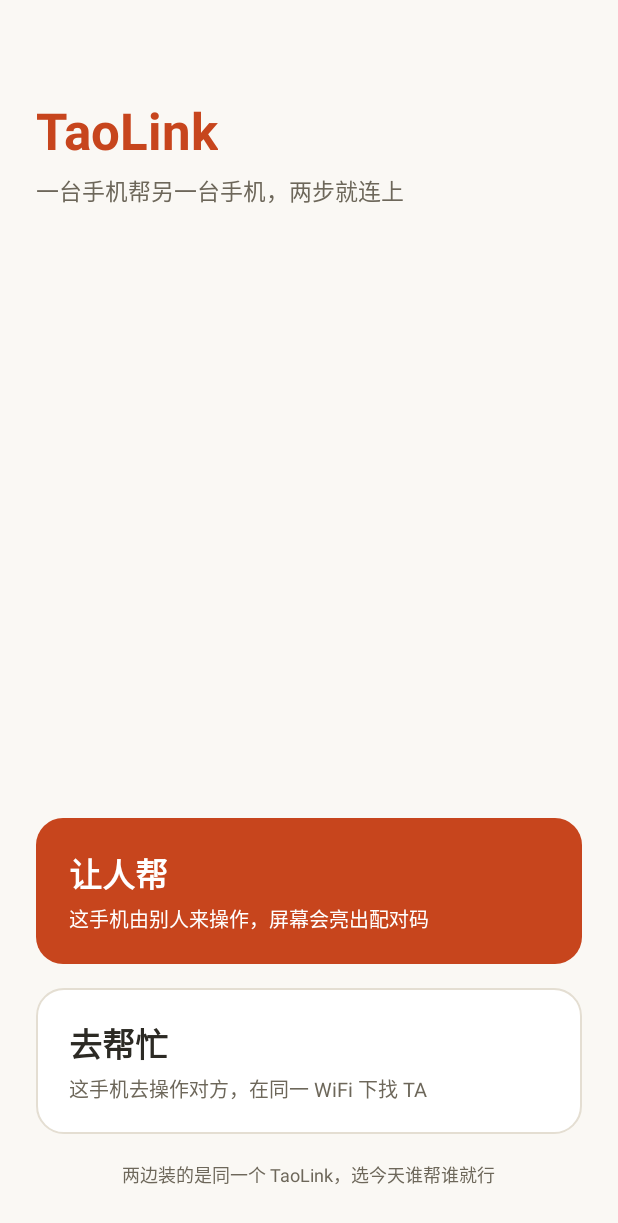
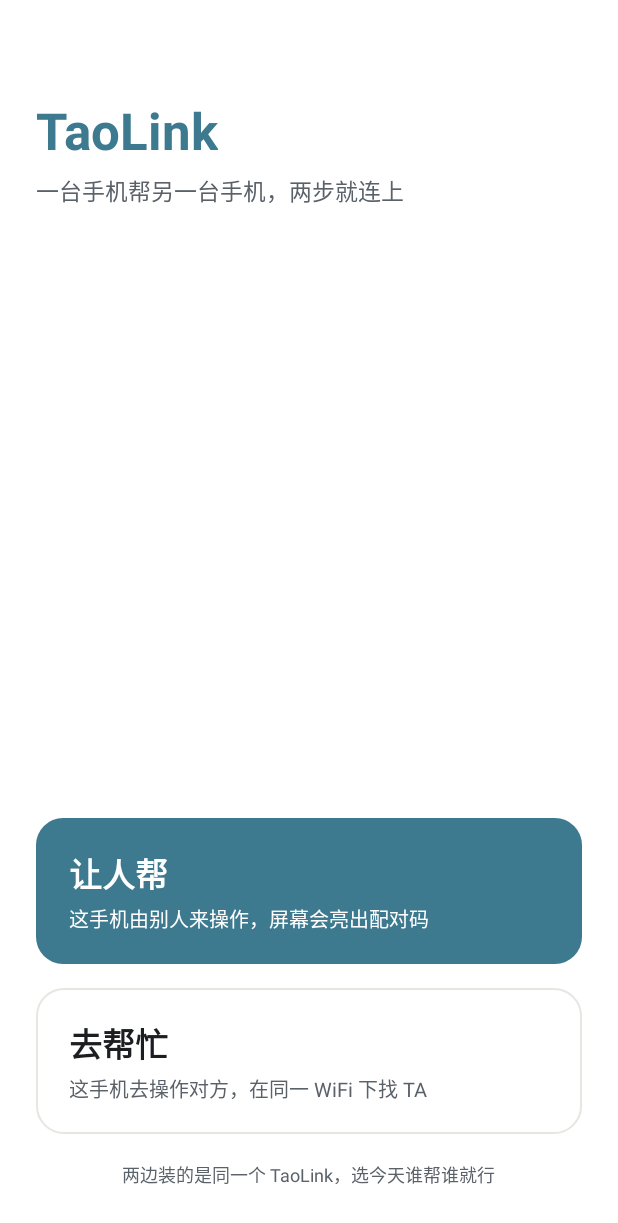
Before and after one commit to T13424343468/taolink-cloud-test, an Android app: the screen it shows after launch (MainActivity), on a phone screen of 412 x 824 dp. Shown: the top 1223 px of the screen. Run offline under Robolectric (Android 15) with nearby library versions, the phone set to English and light mode, and no system bars.

Commit message:
style(tokens): R3 瓷釉令牌落码——浅色水墨纯白/深色墨白双套语义令牌（colors.xml 重定值域+values-night 新增），主题层随 -night 自动切换；R2 边让位口径不变。依据=原型 v8 复审零改动+老板令 2026-11-19 23:47 全速推进放行；构建 assembleDebug+test 零错零警绿（/tmp/r3_token_build.log 留档）

```diff
--- /dev/null
+++ b/app/src/main/res/values-night/colors.xml
@@ -0,0 +1,25 @@
+<?xml version="1.0" encoding="utf-8"?>
+<!-- R3 瓷釉令牌（深色=墨白）：值域正源=高保真原型 v8 [data-theme="dark"]，与浅色同结构逐令牌对应。
+     设计标准一.3：深浅各自成立，不互为反色。经 -night 限定符自动生效，不逐页判断。 -->
+<resources>
+    <color name="brand_bg">#16181B</color>
+    <color name="brand_text">#E8EAEC</color>
+    <color name="brand_text_sub">#A8AEB6</color>
+    <color name="brand_card">#1E2126</color>
+    <color name="brand_card_soft">#1E2C31</color>
+    <color name="brand_accent">#6FB3C7</color>
+    <color name="brand_accent_dark">#5C9CB0</color>
+    <color name="brand_on_accent">#0E1113</color>
+    <color name="brand_outline">#2A2E34</color>
+
+    <!-- 语义令牌：命名对齐原型 v8 :root -->
+    <color name="gl_ink2">#A8AEB6</color>
+    <color name="gl_ink3">#6B7076</color>
+    <color name="gl_accent_soft">#1E2C31</color>
+    <color name="gl_accent_ink">#0E1113</color>
+    <color name="gl_warn">#D89A6A</color>
+    <color name="gl_warn_soft">#2E241C</color>
+    <color name="gl_ok">#7FAE8C</color>
+    <color name="gl_line">#2A2E34</color>
+    <color name="gl_edge">#14FFFFFF</color>
+</resources>
--- /dev/null
+++ b/app/src/main/res/values-night/themes.xml
@@ -0,0 +1,11 @@
+<?xml version="1.0" encoding="utf-8"?>
+<!-- R3 瓷釉深色主题：状态栏随墨白底色，图标转浅；edge-to-edge 口径与浅色同一处（R2 已在 values/themes.xml 关闭强制延伸）。 -->
+<resources>
+    <style name="Theme.TaoLink" parent="Theme.AppCompat.Light.NoActionBar">
+        <item name="android:windowBackground">@color/brand_bg</item>
+        <item name="android:statusBarColor">@color/brand_bg</item>
+        <item name="android:windowLightStatusBar">false</item>
+        <item name="colorPrimary">@color/brand_accent</item>
+        <item name="colorAccent">@color/brand_accent</item>
+    </style>
+</resources>
--- a/app/src/main/res/values/colors.xml
+++ b/app/src/main/res/values/colors.xml
@@ -1,12 +1,26 @@
 <?xml version="1.0" encoding="utf-8"?>
+<!-- R3 瓷釉令牌（浅色=水墨纯白）：正源=高保真原型 v8（全席位复审零改动，老板令 2026-11-19 23:47 全速推进放行）。
+     设计标准一.1 瓷釉为全系唯一语言：水墨纯白底 / 暗包边沉投影 / 语义令牌 / 层次靠衬不靠喊。
+     原 brand_* 令牌名保留兼容现有布局引用，值域按瓷釉重定；gl_* 新语义令牌供 R3 布局逐页接入。 -->
 <resources>
-    <color name="brand_bg">#FAF8F4</color>
-    <color name="brand_text">#2C2A24</color>
-    <color name="brand_text_sub">#6D675A</color>
+    <color name="brand_bg">#FFFFFF</color>
+    <color name="brand_text">#1C1E21</color>
+    <color name="brand_text_sub">#5A6169</color>
     <color name="brand_card">#FFFFFF</color>
-    <color name="brand_card_soft">#F6F5F1</color>
-    <color name="brand_accent">#C7451D</color>
-    <color name="brand_accent_dark">#A23614</color>
+    <color name="brand_card_soft">#EAF2F5</color>
+    <color name="brand_accent">#3D7A8F</color>
+    <color name="brand_accent_dark">#2F5F70</color>
     <color name="brand_on_accent">#FFFFFF</color>
-    <color name="brand_outline">#E4DED2</color>
+    <color name="brand_outline">#E8E6E1</color>
+
+    <!-- 语义令牌：命名对齐原型 v8 :root -->
+    <color name="gl_ink2">#5A6169</color>
+    <color name="gl_ink3">#9AA1A9</color>
+    <color name="gl_accent_soft">#EAF2F5</color>
+    <color name="gl_accent_ink">#FFFFFF</color>
+    <color name="gl_warn">#A65A2E</color>
+    <color name="gl_warn_soft">#F9EFE7</color>
+    <color name="gl_ok">#4A7C59</color>
+    <color name="gl_line">#E8E6E1</color>
+    <color name="gl_edge">#1A1C1E21</color>
 </resources>
```
